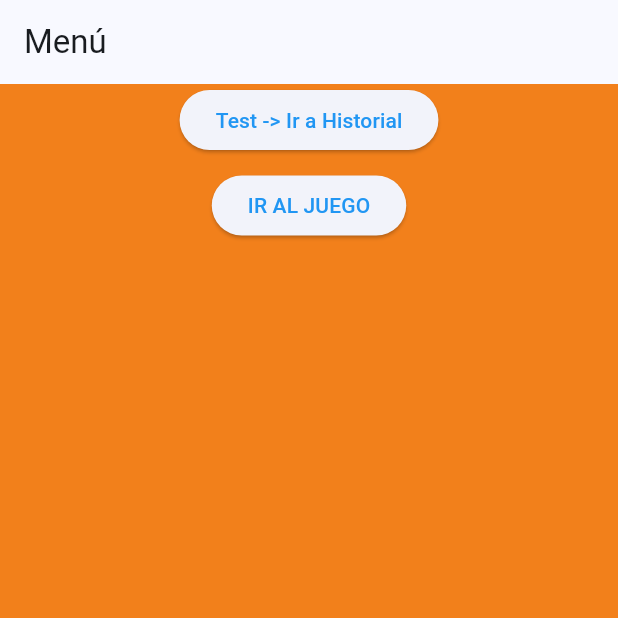
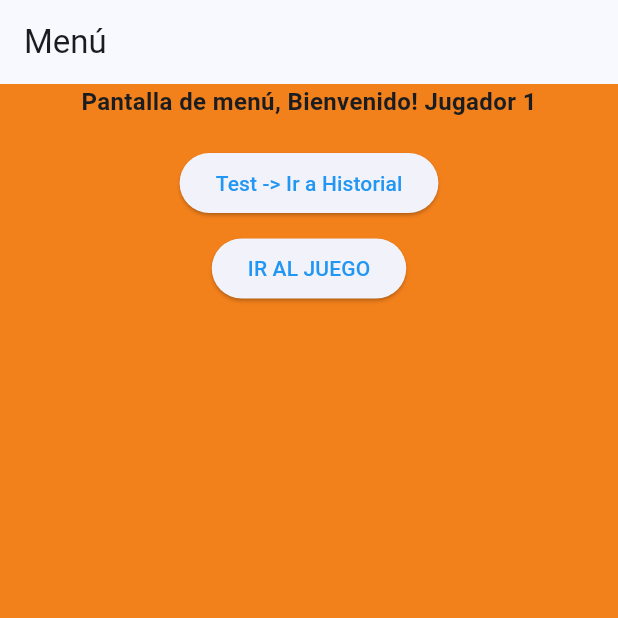
Before and after one commit to danielmnz/3479A321_2021479044, a Flutter app: the screen it shows after launch, on a phone screen of 412 x 824 dp, the top half of it. Run offline on Flutter 3.47's test engine with Material 3 defaults, Android fonts, the phone set to English and light mode, and no system bars; our stand-ins replace logger, shared_preferences.

Commit message:
persistencia local

```diff
--- /dev/null
+++ b/lib/core/services/storage_service.dart
@@ -0,0 +1,21 @@
+import 'package:shared_preferences/shared_preferences.dart';
+
+class StorageService {
+  static late SharedPreferences _prefs;
+
+  //inicialización asíncrona (se llama al abrir la app)
+  static Future<void> init() async {
+    _prefs = await SharedPreferences.getInstance();
+  }
+
+  //setters y getters
+  static Future<void> saveUsername(String name) async => await _prefs.setString('username', name);
+  static String getUsername() => _prefs.getString('username') ?? 'Jugador 1';
+
+  static Future<void> saveDifficulty(String difficulty) async => await _prefs.setString('difficulty', difficulty);
+  static String getDifficulty() => _prefs.getString('difficulty') ?? 'Fácil';
+
+
+
+
+}
--- a/lib/ui/screens/menu_screen.dart
+++ b/lib/ui/screens/menu_screen.dart
@@ -1,15 +1,29 @@
 import 'package:flutter/material.dart';
+import 'package:probando_flutter_lab1/core/services/storage_service.dart';
 
 class MenuScreen extends StatelessWidget {
   const MenuScreen({super.key});
 
   @override
   Widget build(BuildContext context) {
+    var username = StorageService.getUsername(); //me sirve para el proyecto
+
     return Scaffold(
       appBar: AppBar(title: const Text("Menú")),
       body: Center(
         child: Column(
           children: [
+
+            Text(
+              "Pantalla de menú, Bienvenido! $username",
+              style: const TextStyle(
+                fontSize: 16,
+                fontWeight: FontWeight.bold,
+              ),
+            ),
+
+            SizedBox(height: 19),
+
             ElevatedButton(
               onPressed: () => Navigator.pushNamed(context, '/history'),
               child: const Text('Test -> Ir a Historial'),
```
Also changed, not shown: lib/main.dart (+6 -1 lines), lib/ui/screens/settings_screen.dart (added, +60 -0 lines).
